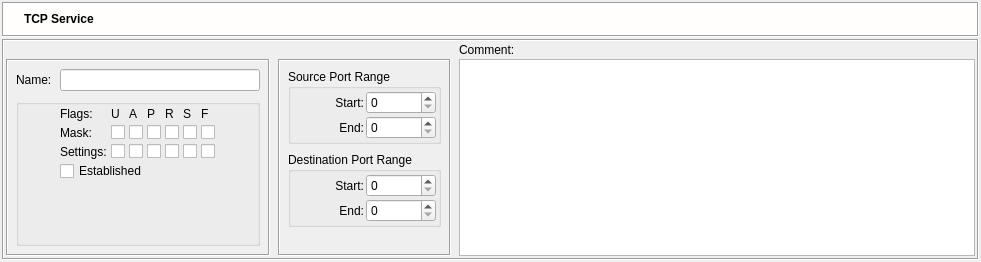
The window that src/gui/tcpservicedialog_q.ui (fwbuilder/fwbuilder) describes before a commit, drawn with Qt 5.
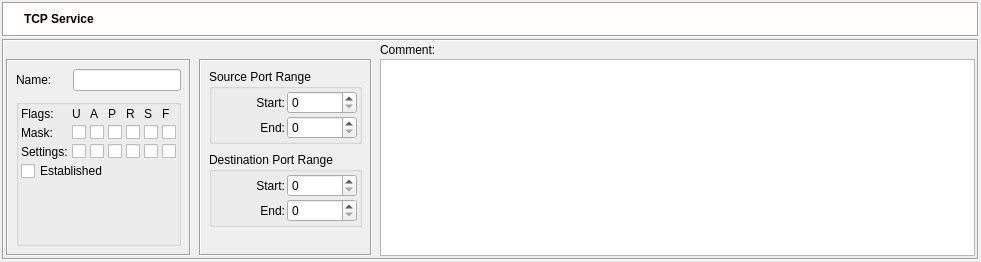
The same window after the commit. Icons and pictures are not drawn.

Patch:
```diff
--- a/src/gui/tcpservicedialog_q.ui
+++ b/src/gui/tcpservicedialog_q.ui
@@ -468,6 +468,12 @@
            </property>
            <item row="0" column="0" >
             <widget class="QLabel" name="textLabel1" >
+             <property name="sizePolicy" >
+              <sizepolicy vsizetype="Preferred" hsizetype="Minimum" >
+               <horstretch>0</horstretch>
+               <verstretch>0</verstretch>
+              </sizepolicy>
+             </property>
              <property name="text" >
               <string>Name:</string>
              </property>
@@ -486,7 +492,7 @@
              </property>
              <property name="minimumSize" >
               <size>
-               <width>200</width>
+               <width>0</width>
                <height>0</height>
               </size>
              </property>
```
